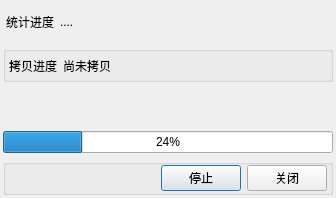
The window that copyprocessdialog.ui (nextuser/qt-moredirs) describes before a commit, drawn with Qt 5.
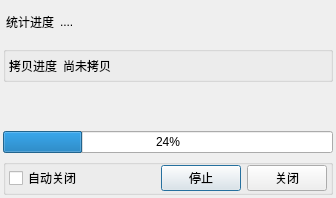
The same window after the commit.

Commit message: copy paste bug:   clipboard changed , close when paste finished, bug: less file , file count stat not show stopped by modal diag

What changed in the file:
```diff
--- a/copyprocessdialog.ui
+++ b/copyprocessdialog.ui
@@ -135,6 +135,13 @@
       <property name="bottomMargin">
        <number>0</number>
       </property>
+      <item>
+       <widget class="QCheckBox" name="checkBoxAutoClose">
+        <property name="text">
+         <string>自动关闭</string>
+        </property>
+       </widget>
+      </item>
       <item>
        <spacer name="horizontalSpacer">
         <property name="orientation">
```
The commit also changes 11 other files.
